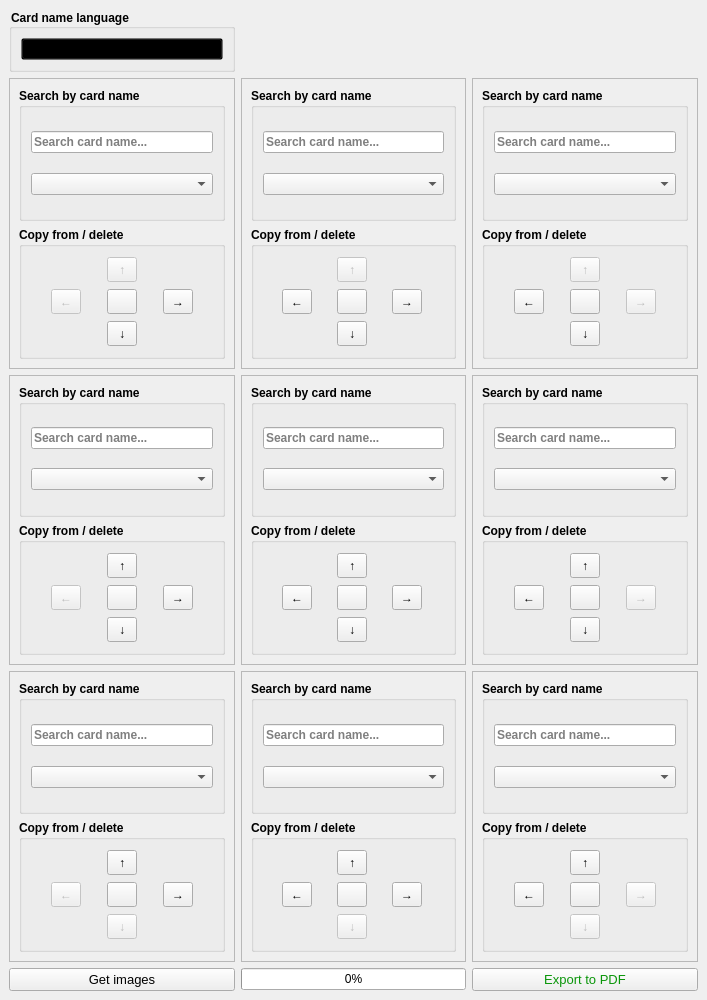
The window that mainwindow.ui (ManuelAndia/YGOProxyPrinter) describes before a commit, drawn with Qt 5.
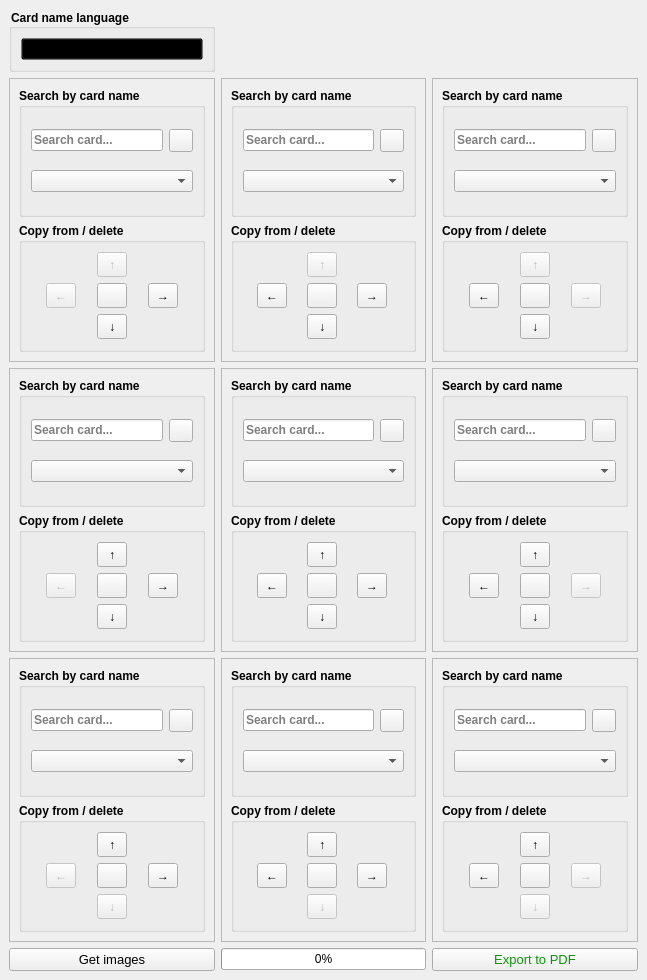
The same window after the commit.

```diff
--- a/mainwindow.ui
+++ b/mainwindow.ui
@@ -6,8 +6,8 @@
    <rect>
     <x>0</x>
     <y>0</y>
-    <width>707</width>
-    <height>1000</height>
+    <width>647</width>
+    <height>980</height>
    </rect>
   </property>
   <property name="sizePolicy">
@@ -16,6 +16,12 @@
     <verstretch>0</verstretch>
    </sizepolicy>
   </property>
+  <property name="minimumSize">
+   <size>
+    <width>647</width>
+    <height>980</height>
+   </size>
+  </property>
   <property name="windowTitle">
    <string>YGOProxyPrinter</string>
   </property>
@@ -85,18 +91,28 @@
          <property name="title">
           <string>Search by card name</string>
          </property>
-         <layout class="QVBoxLayout" name="verticalLayout_2">
-          <item>
+         <layout class="QGridLayout" name="gridLayout_12">
+          <item row="0" column="0">
            <widget class="QLineEdit" name="SearchCardEdit_0">
             <property name="placeholderText">
-             <string>Search card name...</string>
+             <string>Search card...</string>
             </property>
             <property name="clearButtonEnabled">
              <bool>true</bool>
             </property>
            </widget>
           </item>
-          <item>
+          <item row="0" column="1">
+           <widget class="QToolButton" name="RunSearchToolButton_0">
+            <property name="text">
+             <string/>
+            </property>
+            <property name="arrowType">
+             <enum>Qt::NoArrow</enum>
+            </property>
+           </widget>
+          </item>
+          <item row="2" column="0" colspan="2">
            <widget class="QComboBox" name="SearchCardCombo_0"/>
           </item>
          </layout>
@@ -205,7 +221,7 @@
       <property name="frameShadow">
        <enum>QFrame::Plain</enum>
       </property>
-      <layout class="QVBoxLayout" name="verticalLayout_4">
+      <layout class="QVBoxLayout" name="verticalLayout_2">
        <item>
         <widget class="QGroupBox" name="SearchCardGroupBox_1">
          <property name="font">
@@ -217,18 +233,25 @@
          <property name="title">
           <string>Search by card name</string>
          </property>
-         <layout class="QVBoxLayout" name="verticalLayout_6">
-          <item>
+         <layout class="QGridLayout" name="gridLayout_13">
+          <item row="0" column="0">
            <widget class="QLineEdit" name="SearchCardEdit_1">
             <property name="placeholderText">
-             <string>Search card name...</string>
+             <string>Search card...</string>
             </property>
             <property name="clearButtonEnabled">
              <bool>true</bool>
             </property>
            </widget>
           </item>
-          <item>
+          <item row="0" column="1">
+           <widget class="QToolButton" name="RunSearchToolButton_1">
+            <property name="text">
+             <string/>
+            </property>
+           </widget>
+          </item>
+          <item row="2" column="0" colspan="2">
            <widget class="QComboBox" name="SearchCardCombo_1"/>
           </item>
          </layout>
@@ -334,7 +357,7 @@
       <property name="frameShadow">
        <enum>QFrame::Plain</enum>
       </property>
-      <layout class="QVBoxLayout" name="verticalLayout_10">
+      <layout class="QVBoxLayout" name="verticalLayout_4">
        <item>
         <widget class="QGroupBox" name="SearchCardGroupBox_3">
          <property name="font">
@@ -346,18 +369,25 @@
          <property name="title">
           <string>Search by card name</string>
          </property>
-         <layout class="QVBoxLayout" name="verticalLayout_12">
-          <item>
+         <layout class="QGridLayout" name="gridLayout_15">
+          <item row="0" column="0">
            <widget class="QLineEdit" name="SearchCardEdit_3">
             <property name="placeholderText">
-             <string>Search card name...</string>
+             <string>Search card...</string>
             </property>
             <property name="clearButtonEnabled">
              <bool>true</bool>
             </property>
            </widget>
           </item>
-          <item>
+          <item row="0" column="1">
+           <widget class="QToolButton" name="RunSearchToolButton_3">
+            <property name="text">
+             <string/>
+            </property>
+           </widget>
+          </item>
+          <item row="2" column="0" colspan="2">
            <widget class="QComboBox" name="SearchCardCombo_3"/>
           </item>
          </layout>
@@ -463,7 +493,7 @@
       <property name="frameShadow">
        <enum>QFrame::Plain</enum>
       </property>
-      <layout class="QVBoxLayout" name="verticalLayout_25">
+      <layout class="QVBoxLayout" name="verticalLayout_9">
        <item>
         <widget class="QGroupBox" name="SearchCardGroupBox_8">
          <property name="font">
@@ -475,18 +505,25 @@
          <property name="title">
           <string>Search by card name</string>
          </property>
-         <layout class="QVBoxLayout" name="verticalLayout_27">
-          <item>
+         <layout class="QGridLayout" name="gridLayout_20">
+          <item row="0" column="0">
            <widget class="QLineEdit" name="SearchCardEdit_8">
             <property name="placeholderText">
-             <string>Search card name...</string>
+             <string>Search card...</string>
             </property>
             <property name="clearButtonEnabled">
              <bool>true</bool>
             </property>
            </widget>
           </item>
-          <item>
+          <item row="0" column="1">
+           <widget class="QToolButton" name="RunSearchToolButton_8">
+            <property name="text">
+             <string/>
+            </property>
+           </widget>
+          </item>
+          <item row="2" column="0" colspan="2">
            <widget class="QComboBox" name="SearchCardCombo_8"/>
           </item>
          </layout>
@@ -607,18 +644,25 @@
          <property name="title">
           <string>Search by card name</string>
          </property>
-         <layout class="QVBoxLayout" name="verticalLayout_15">
-          <item>
+         <layout class="QGridLayout" name="gridLayout_16">
+          <item row="0" column="0">
            <widget class="QLineEdit" name="SearchCardEdit_4">
             <property name="placeholderText">
-             <string>Search card name...</string>
+             <string>Search card...</string>
             </property>
             <property name="clearButtonEnabled">
              <bool>true</bool>
             </property>
            </widget>
           </item>
-          <item>
+          <item row="0" column="1">
+           <widget class="QToolButton" name="RunSearchToolButton_4">
+            <property name="text">
+             <string/>
+            </property>
+           </widget>
+          </item>
+          <item row="2" column="0" colspan="2">
            <widget class="QComboBox" name="SearchCardCombo_4"/>
           </item>
          </layout>
@@ -721,7 +765,7 @@
       <property name="frameShadow">
        <enum>QFrame::Plain</enum>
       </property>
-      <layout class="QVBoxLayout" name="verticalLayout_7">
+      <layout class="QVBoxLayout" name="verticalLayout_3">
        <item>
         <widget class="QGroupBox" name="SearchCardGroupBox_2">
          <property name="font">
@@ -733,18 +777,25 @@
          <property name="title">
           <string>Search by card name</string>
          </property>
-         <layout class="QVBoxLayout" name="verticalLayout_9">
-          <item>
+         <layout class="QGridLayout" name="gridLayout_14">
+          <item row="0" column="0">
            <widget class="QLineEdit" name="SearchCardEdit_2">
             <property name="placeholderText">
-             <string>Search card name...</string>
+             <string>Search card...</string>
             </property>
             <property name="clearButtonEnabled">
              <bool>true</bool>
             </property>
            </widget>
           </item>
-          <item>
+          <item row="0" column="1">
+           <widget class="QToolButton" name="RunSearchToolButton_2">
+            <property name="text">
+             <string/>
+            </property>
+           </widget>
+          </item>
+          <item row="2" column="0" colspan="2">
            <widget class="QComboBox" name="SearchCardCombo_2"/>
           </item>
          </layout>
@@ -853,7 +904,7 @@
       <property name="frameShadow">
        <enum>QFrame::Plain</enum>
       </property>
-      <layout class="QVBoxLayout" name="verticalLayout_16">
+      <layout class="QVBoxLayout" name="verticalLayout_6">
        <item>
         <widget class="QGroupBox" name="SearchCardGroupBox_5">
          <property name="font">
@@ -865,18 +916,25 @@
          <property name="title">
           <string>Search by card name</string>
          </property>
-         <layout class="QVBoxLayout" name="verticalLayout_18">
-          <item>
+         <layout class="QGridLayout" name="gridLayout_17">
+          <item row="0" column="0">
            <widget class="QLineEdit" name="SearchCardEdit_5">
             <property name="placeholderText">
-             <string>Search card name...</string>
+             <string>Search card...</string>
             </property>
             <property name="clearButtonEnabled">
              <bool>true</bool>
             </property>
            </widget>
           </item>
-          <item>
+          <item row="0" column="1">
+           <widget class="QToolButton" name="RunSearchToolButton_5">
+            <property name="text">
+             <string/>
+            </property>
+           </widget>
+          </item>
+          <item row="2" column="0" colspan="2">
            <widget class="QComboBox" name="SearchCardCombo_5"/>
           </item>
          </layout>
@@ -982,7 +1040,7 @@
       <property name="frameShadow">
        <enum>QFrame::Plain</enum>
       </property>
-      <layout class="QVBoxLayout" name="verticalLayout_19">
+      <layout class="QVBoxLayout" name="verticalLayout_7">
        <item>
         <widget class="QGroupBox" name="SearchCardGroupBox_6">
          <property name="font">
@@ -994,18 +1052,25 @@
          <property name="title">
           <string>Search by card name</string>
          </property>
-         <layout class="QVBoxLayout" name="verticalLayout_21">
-          <item>
+         <layout class="QGridLayout" name="gridLayout_18">
+          <item row="0" column="0">
            <widget class="QLineEdit" name="SearchCardEdit_6">
             <property name="placeholderText">
-             <string>Search card name...</string>
+             <string>Search card...</string>
             </property>
             <property name="clearButtonEnabled">
              <bool>true</bool>
             </property>
            </widget>
           </item>
-          <item>
+          <item row="0" column="1">
+           <widget class="QToolButton" name="RunSearchToolButton_6">
+            <property name="text">
+             <string/>
+            </property>
+           </widget>
+          </item>
+          <item row="2" column="0" colspan="2">
            <widget class="QComboBox" name="SearchCardCombo_6"/>
           </item>
          </layout>
@@ -1126,18 +1191,25 @@
          <property name="title">
           <string>Search by card name</string>
          </property>
-         <layout class="QVBoxLayout" name="verticalLayout_24">
-          <item>
+         <layout class="QGridLayout" name="gridLayout_19">
+          <item row="0" column="0">
            <widget class="QLineEdit" name="SearchCardEdit_7">
             <property name="placeholderText">
-             <string>Search card name...</string>
+             <string>Search card...</string>
             </property>
             <property name="clearButtonEnabled">
              <bool>true</bool>
             </property>
            </widget>
           </item>
-          <item>
+          <item row="0" column="1">
+           <widget class="QToolButton" name="RunSearchToolButton_7">
+            <property name="text">
+             <string/>
+            </property>
+           </widget>
+          </item>
+          <item row="2" column="0" colspan="2">
            <widget class="QComboBox" name="SearchCardCombo_7"/>
           </item>
          </layout>
```
Left out of the diff: 20 changed lines with no effect on the pictures.
